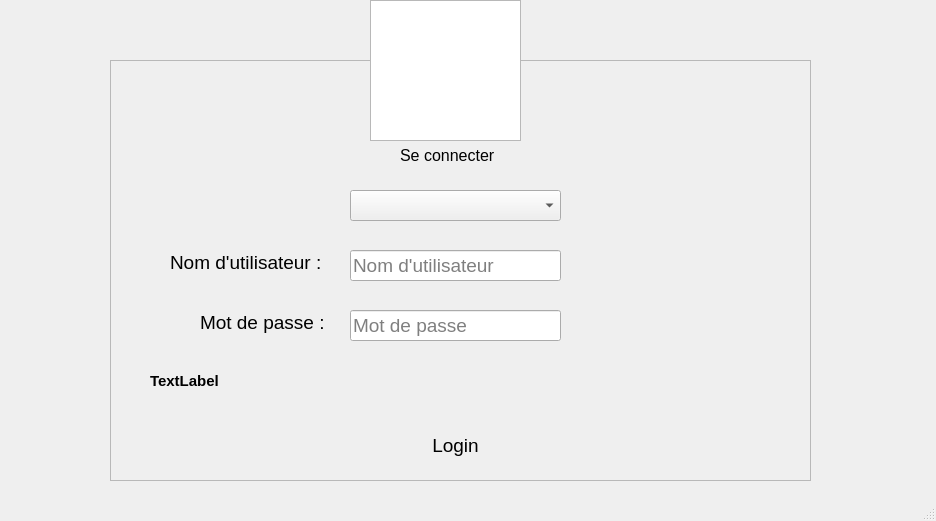
The window that integration_f/integration.ui (SeifEddineAmara/smart-cinema-2A4) describes before a commit, drawn with Qt 5.
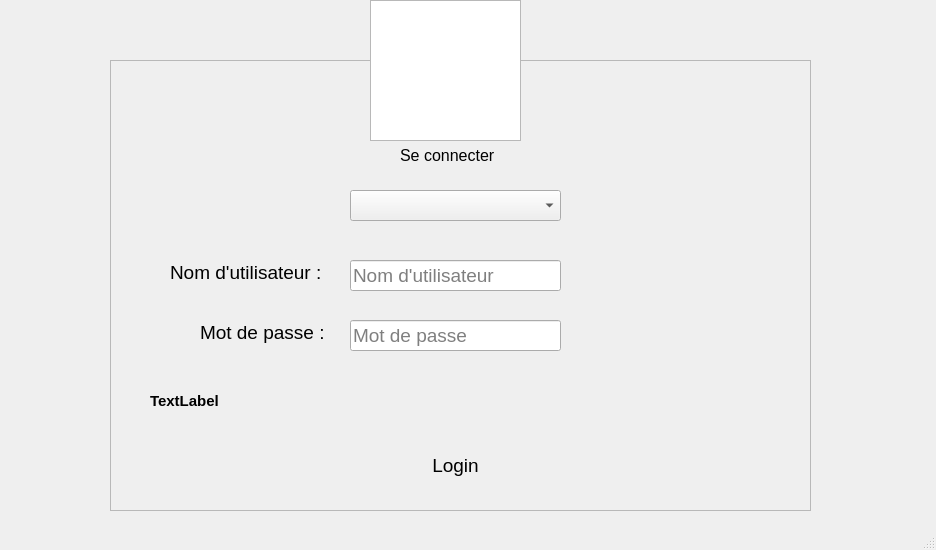
The same window after the commit. Icons and pictures are not drawn.

```diff
--- a/integration_f/integration.ui
+++ b/integration_f/integration.ui
@@ -7,7 +7,7 @@
     <x>0</x>
     <y>0</y>
     <width>936</width>
-    <height>521</height>
+    <height>550</height>
    </rect>
   </property>
   <property name="windowTitle">
@@ -23,7 +23,7 @@
       <x>110</x>
       <y>60</y>
       <width>701</width>
-      <height>421</height>
+      <height>451</height>
      </rect>
     </property>
     <property name="mouseTracking">
@@ -60,7 +60,7 @@
      <property name="geometry">
       <rect>
        <x>240</x>
-       <y>190</y>
+       <y>200</y>
        <width>211</width>
        <height>31</height>
       </rect>
@@ -93,7 +93,7 @@
      <property name="geometry">
       <rect>
        <x>60</x>
-       <y>190</y>
+       <y>200</y>
        <width>161</width>
        <height>25</height>
       </rect>
@@ -111,7 +111,7 @@
      <property name="geometry">
       <rect>
        <x>240</x>
-       <y>250</y>
+       <y>260</y>
        <width>211</width>
        <height>31</height>
       </rect>
@@ -147,7 +147,7 @@
      <property name="geometry">
       <rect>
        <x>90</x>
-       <y>250</y>
+       <y>260</y>
        <width>141</width>
        <height>25</height>
       </rect>
@@ -165,7 +165,7 @@
      <property name="geometry">
       <rect>
        <x>40</x>
-       <y>300</y>
+       <y>320</y>
        <width>601</width>
        <height>41</height>
       </rect>
@@ -188,7 +188,7 @@
      <property name="geometry">
       <rect>
        <x>260</x>
-       <y>360</y>
+       <y>380</y>
        <width>171</width>
        <height>51</height>
       </rect>
```
